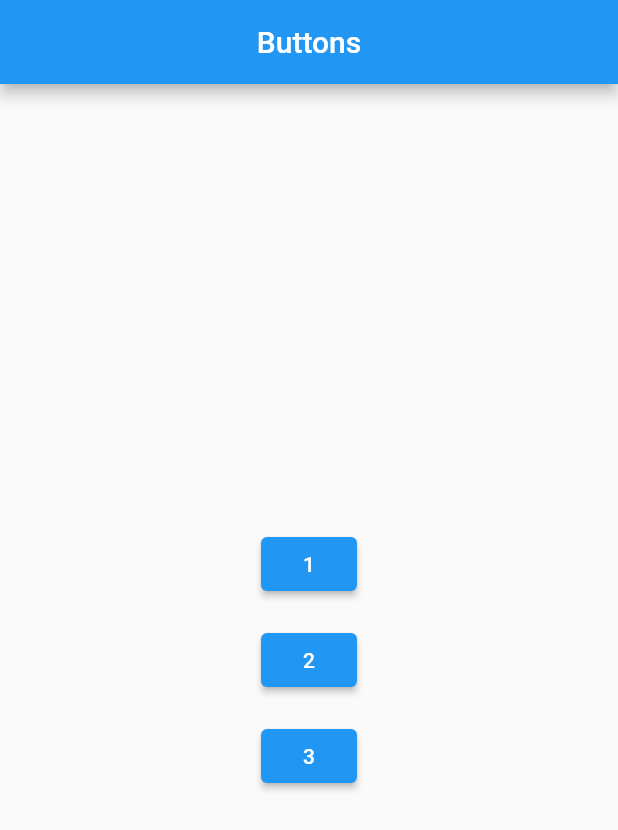
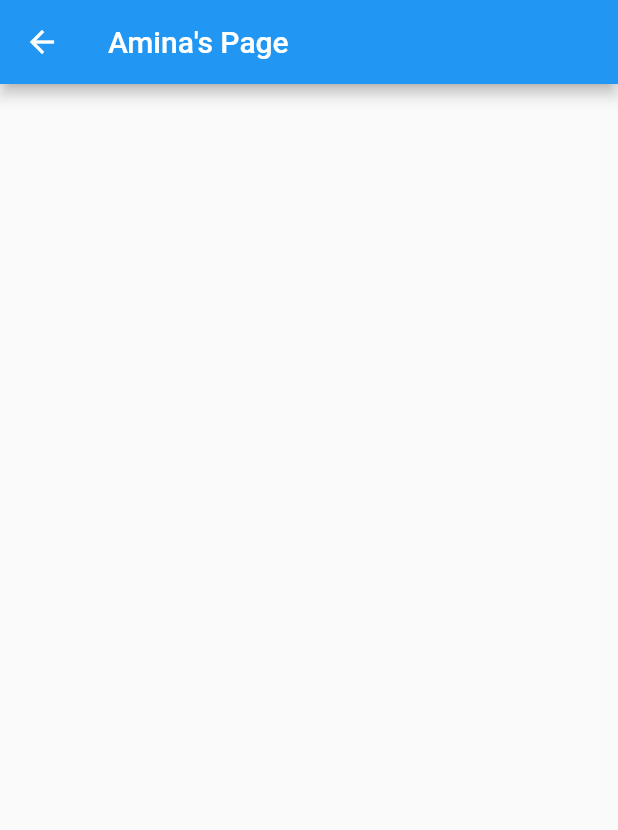
Before and after one commit to jydv402/New-project, a Flutter app: the screen it shows after launch, after a tap on an icon or button, on a phone screen of 412 x 824 dp. Shown: the top 830 px of the screen. Run offline on Flutter 3.47's test engine with Material 2 defaults, Android fonts, the phone set to English and light mode, and no system bars.

Commit message:
setup multiple pages

```diff
--- a/collab_flutter_project/lib/home.dart
+++ b/collab_flutter_project/lib/home.dart
@@ -1,6 +1,7 @@
+
 import 'package:flutter/material.dart';
-import 'package:flutter/src/widgets/framework.dart';
-import 'package:flutter/src/widgets/placeholder.dart';
+import 'package:collab_flutter_project/one.dart';
+import 'two.dart';
 
 class Homepage extends StatelessWidget {
   const Homepage({super.key});
@@ -19,11 +20,20 @@ class Homepage extends StatelessWidget {
             children: [
               Padding(
                 padding: const EdgeInsets.all(8.0),
-                child: ElevatedButton(onPressed: () {}, child: const Text('1')),
+                child: ElevatedButton(onPressed: () {
+                    Navigator.push(context, MaterialPageRoute(builder: (context) {
+                         return const Firstpage();
+                      }));
+
+                }, child: const Text('1')),
               ),
               Padding(
                 padding: const EdgeInsets.all(8.0),
-                child: ElevatedButton(onPressed: () {}, child: const Text('2')),
+                child: ElevatedButton(onPressed: () {
+                  Navigator.push(context, MaterialPageRoute(builder: (context) {
+                         return const Secondpage();
+                      }));
+                }, child: const Text('2')),
               ),
               Padding(
                 padding: const EdgeInsets.all(8.0),
--- /dev/null
+++ b/collab_flutter_project/lib/one.dart
@@ -0,0 +1,16 @@
+import 'package:flutter/material.dart';
+import 'package:flutter/src/widgets/framework.dart';
+import 'package:flutter/src/widgets/placeholder.dart';
+
+class Firstpage extends StatelessWidget {
+  const Firstpage({super.key});
+
+  @override
+  Widget build(BuildContext context) {
+    return  Scaffold(
+      appBar: AppBar(
+        title: const Text("Amina's Page"),
+      ),
+    );
+  }
+}
```
Also changed, not shown: collab_flutter_project/lib/two.dart (added, +16 -0 lines).
